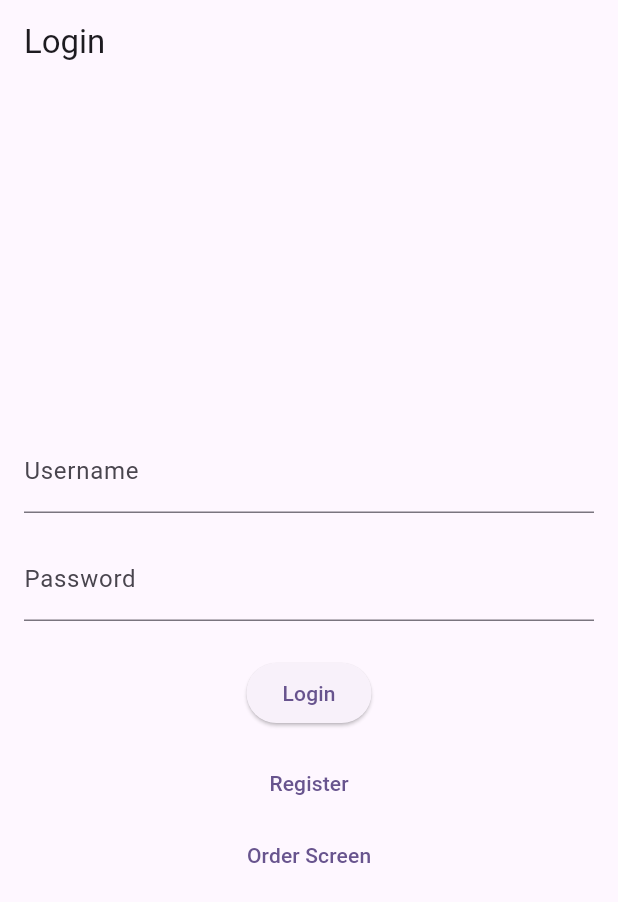
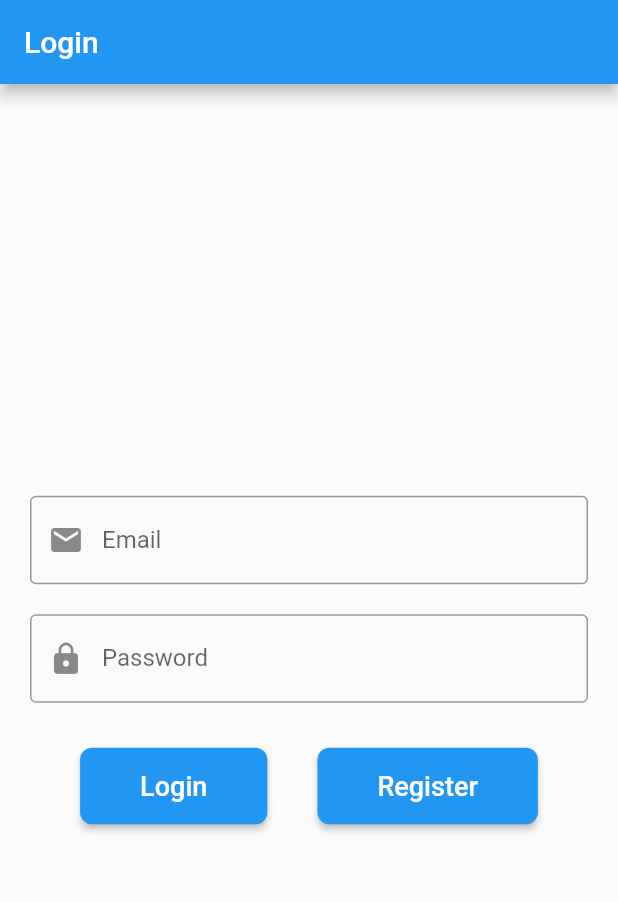
Before and after one commit to K-gultom/projek_akhir_pcs, a Flutter app: the screen it shows after launch, on a phone screen of 412 x 824 dp. Shown: the top 902 px of the screen. Run offline on Flutter 3.47's test engine with Material 2 defaults, Android fonts, the phone set to English and light mode, and no system bars.

Commit message:
commit perbaikan register

```diff
--- a/projek_pcs/lib/Screen/login.dart
+++ b/projek_pcs/lib/Screen/login.dart
@@ -1,71 +1,149 @@
 import 'package:flutter/material.dart';
-import 'package:projek_pcs/Screen/home.dart';
-import 'package:projek_pcs/Screen/register.dart';
-import 'package:projek_pcs/main.dart';
-import 'package:projek_pcs/order.dart';
+import 'package:http/http.dart' as http;
+import 'dart:convert';
+import 'register.dart';
 
-class LoginPage extends StatelessWidget {
+class LoginPage extends StatefulWidget {
+  @override
+  _LoginPageState createState() => _LoginPageState();
+}
+
+class _LoginPageState extends State<LoginPage> {
+  TextEditingController _emailController = TextEditingController();
+  TextEditingController _passwordController = TextEditingController();
+
+  Future<void> _loginUser() async {
+    String email = _emailController.text;
+    String password = _passwordController.text;
+
+    var url = Uri.parse('http://192.168.1.21/db_sewa_ps/login.php');
+    var response = await http.post(
+      url,
+      body: {
+        'email': email,
+        'password': password,
+      },
+    );
+
+    if (response.statusCode == 200) {
+      var data = json.decode(response.body);
+      if (data== 'success') {
+        // Login berhasil
+        Navigator.pushReplacementNamed(context, '/home');
+      } else {
+        // Login gagal
+        showDialog(
+          context: context,
+          builder: (BuildContext context) {
+            return AlertDialog(
+              title: Text('Login Failed'),
+              content: Text('Invalid email or password'),
+              actions: [
+                TextButton(
+                  child: Text('OK'),
+                  onPressed: () {
+                    Navigator.of(context).pop();
+                  },
+                ),
+              ],
+            );
+          },
+        );
+      }
+    } else {
+      showDialog(
+        context: context,
+        builder: (BuildContext context) {
+          return AlertDialog(
+            title: Text('Error'),
+            content: Text('Failed to connect to server'),
+            actions: [
+              TextButton(
+                child: Text('OK'),
+                onPressed: () {
+                  Navigator.of(context).pop();
+                },
+              ),
+            ],
+          );
+        },
+      );
+    }
+  }
+
+  void _goToRegisterPage() {
+    Navigator.push(
+      context,
+      MaterialPageRoute(builder: (context) => RegisterPage()),
+    );
+  }
+
   @override
   Widget build(BuildContext context) {
     return Scaffold(
       appBar: AppBar(
         title: Text('Login'),
+        backgroundColor: Colors.blue,
       ),
-      body: Container(
-        padding: EdgeInsets.all(16.0),
+      body: Padding(
+        padding: EdgeInsets.all(20.0),
         child: Column(
           mainAxisAlignment: MainAxisAlignment.center,
           children: [
             TextFormField(
+              controller: _emailController,
               decoration: InputDecoration(
-                labelText: 'Username',
+                labelText: 'Email',
+                border: OutlineInputBorder(),
+                prefixIcon: Icon(Icons.email),
               ),
+              style: TextStyle(fontSize: 16.0),
             ),
-            SizedBox(height: 16.0),
+            SizedBox(height: 20.0),
             TextFormField(
-              obscureText: true,
+              controller: _passwordController,
               decoration: InputDecoration(
                 labelText: 'Password',
+                border: OutlineInputBorder(),
+                prefixIcon: Icon(Icons.lock),
               ),
+              style: TextStyle(fontSize: 16.0),
+              obscureText: true,
             ),
-            SizedBox(height: 24.0),
-            ElevatedButton(
-              onPressed: () {
-                Navigator.push(
-                  context,
-                  MaterialPageRoute(
-                    builder: (context) =>HomePage(),
+            SizedBox(height: 30.0),
+            Row(
+              mainAxisAlignment: MainAxisAlignment.spaceEvenly,
+              children: [
+                ElevatedButton(
+                  onPressed: _loginUser,
+                  child: Text(
+                    'Login',
+                    style: TextStyle(fontSize: 18.0),
                   ),
-                );
-              },
-              child: Text('Login'),
+                  style: ElevatedButton.styleFrom(
+                    padding:
+                        EdgeInsets.symmetric(horizontal: 40.0, vertical: 15.0),
+                    shape: RoundedRectangleBorder(
+                      borderRadius: BorderRadius.circular(8.0),
+                    ),
+                  ),
+                ),
+                ElevatedButton(
+                  onPressed: _goToRegisterPage,
+                  child: Text(
+                    'Register',
+                    style: TextStyle(fontSize: 18.0),
+                  ),
+                  style: ElevatedButton.styleFrom(
+                    padding:
+                        EdgeInsets.symmetric(horizontal: 40.0, vertical: 15.0),
+                    shape: RoundedRectangleBorder(
+                      borderRadius: BorderRadius.circular(8.0),
+                    ),
+                  ),
+                ),
+              ],
             ),
-            SizedBox(height: 12.0),
-            TextButton(
-              onPressed: () {
-                Navigator.push(
-                  context,
-                  MaterialPageRoute(
-                    builder: (context) => RegisterPage(),
-                  ),
-                );
-              },
-              child: Text('Register'),
-            ),
-            // =========================================================
-            TextButton(
-              onPressed: () {
-                Navigator.push(
-                  context,
-                  MaterialPageRoute(
-                    builder: (context) => OrderPage(),
-                  ),
-                );
-              },
-              child: Text('Order Screen'),
-            ),
-            // =========================================================
-
           ],
         ),
       ),
--- a/projek_pcs/lib/main.dart
+++ b/projek_pcs/lib/main.dart
@@ -1,26 +1,25 @@
 import 'package:flutter/material.dart';
 import 'package:projek_pcs/Screen/login.dart';
+import 'package:projek_pcs/order.dart';
+import 'Screen/register.dart';
+import 'Screen/home.dart';
 
 void main() {
-  runApp(const MyApp());
+  runApp(MyApp());
 }
 
 class MyApp extends StatelessWidget {
-  const MyApp({super.key});
-
-  // This widget is the root of your application.
   @override
   Widget build(BuildContext context) {
     return MaterialApp(
-      title: 'Rudi PS',
-      theme: ThemeData(
-
-        colorScheme: ColorScheme.fromSeed(seedColor: Colors.deepPurple),
-        useMaterial3: true,
-
-      ),
+      title: 'My App',
       debugShowCheckedModeBanner: false,
-      home: LoginPage(),
+      initialRoute: '/login',
+      routes: {
+        '/login': (context) => LoginPage(),
+        '/home': (context) => OrderPage(),
+        '/register': (context) => RegisterPage(),
+      },
     );
   }
 }
--- a/projek_pcs/pubspec.yaml
+++ b/projek_pcs/pubspec.yaml
@@ -37,6 +37,7 @@ dependencies:
   cupertino_icons: ^1.0.2
   http: ^0.13.6
   provider: ^6.0.5
+
 
 dev_dependencies:
   flutter_test:
```
Also changed, not shown: projek_pcs/lib/Screen/home.dart (+3 -21 lines), projek_pcs/lib/Screen/register.dart (+93 -19 lines), 4 other files.
